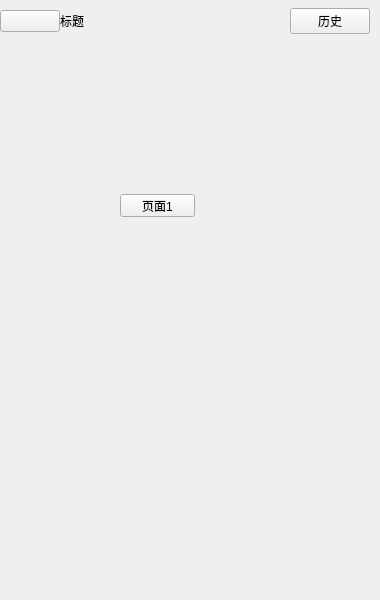
The window that src/MainWin.ui (yxingqin/CulcaMaid) describes before a commit, drawn with Qt 5.
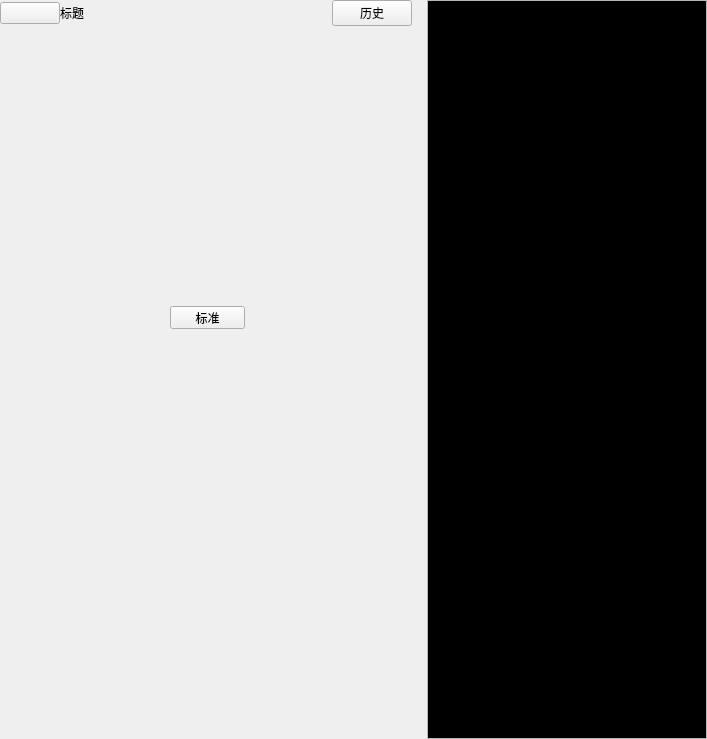
The same window after the commit. The open tabs and pages were chosen to show the change. Icons and pictures are not drawn.

Commit message: 简答完成 子窗口

Patch:
```diff
--- a/src/MainWin.ui
+++ b/src/MainWin.ui
@@ -6,10 +6,16 @@
    <rect>
     <x>0</x>
     <y>0</y>
-    <width>380</width>
-    <height>600</height>
+    <width>707</width>
+    <height>739</height>
    </rect>
   </property>
+  <property name="sizePolicy">
+   <sizepolicy hsizetype="Preferred" vsizetype="Preferred">
+    <horstretch>0</horstretch>
+    <verstretch>0</verstretch>
+   </sizepolicy>
+  </property>
   <property name="minimumSize">
    <size>
     <width>320</width>
@@ -19,8 +25,14 @@
   <property name="windowTitle">
    <string>MainWin</string>
   </property>
+  <property name="styleSheet">
+   <string notr="true">QFrame#frame {
+margin:0;
+padding:0;
+}</string>
+  </property>
   <widget class="QWidget" name="centralwidget">
-   <layout class="QVBoxLayout" name="verticalLayout">
+   <layout class="QHBoxLayout" name="horizontalLayout_3">
     <property name="spacing">
      <number>0</number>
     </property>
@@ -28,7 +40,7 @@
      <number>0</number>
     </property>
     <property name="topMargin">
-     <number>8</number>
+     <number>0</number>
     </property>
     <property name="rightMargin">
      <number>0</number>
@@ -37,6 +49,8 @@
      <number>0</number>
     </property>
     <item>
+     <layout class="QVBoxLayout" name="verticalLayout_2">
+      <item>
      <layout class="QHBoxLayout" name="horizontalLayout">
       <item>
        <widget class="QPushButton" name="btn_popMune">
@@ -101,7 +115,7 @@
         </property>
         <property name="sizeHint" stdset="0">
          <size>
-          <width>10</width>
+            <width>15</width>
           <height>20</height>
          </size>
         </property>
@@ -110,13 +124,16 @@
      </layout>
     </item>
     <item>
-     <widget class="QStackedWidget" name="stackedWidget">
+       <widget class="QStackedWidget" name="swdg_main">
       <property name="minimumSize">
        <size>
         <width>360</width>
         <height>450</height>
        </size>
       </property>
+        <property name="styleSheet">
+         <string notr="true"/>
+        </property>
       <property name="currentIndex">
        <number>0</number>
       </property>
@@ -124,14 +141,14 @@
        <widget class="QPushButton" name="pushButton">
         <property name="geometry">
          <rect>
-          <x>120</x>
-          <y>160</y>
+            <x>170</x>
+            <y>280</y>
           <width>75</width>
           <height>23</height>
          </rect>
         </property>
         <property name="text">
-         <string>页面1</string>
+           <string>标准</string>
         </property>
        </widget>
       </widget>
@@ -146,9 +163,90 @@
          </rect>
         </property>
         <property name="text">
-         <string>页面2</string>
-        </property>
-       </widget>
+           <string>科学</string>
+          </property>
+         </widget>
+        </widget>
+       </widget>
+      </item>
+     </layout>
+    </item>
+    <item>
+     <widget class="QStackedWidget" name="swdg_sub">
+      <property name="maximumSize">
+       <size>
+        <width>280</width>
+        <height>16777215</height>
+       </size>
+      </property>
+      <property name="styleSheet">
+       <string notr="true"/>
+      </property>
+      <property name="frameShape">
+       <enum>QFrame::StyledPanel</enum>
+      </property>
+      <property name="frameShadow">
+       <enum>QFrame::Raised</enum>
+      </property>
+      <property name="lineWidth">
+       <number>2</number>
+      </property>
+      <widget class="QWidget" name="page_sub1">
+       <property name="styleSheet">
+        <string notr="true">background-color:#000;</string>
+       </property>
+       <layout class="QVBoxLayout" name="verticalLayout">
+        <item>
+         <layout class="QHBoxLayout" name="horizontalLayout_2">
+          <item>
+           <spacer name="horizontalSpacer_4">
+            <property name="orientation">
+             <enum>Qt::Horizontal</enum>
+            </property>
+            <property name="sizeType">
+             <enum>QSizePolicy::Minimum</enum>
+            </property>
+            <property name="sizeHint" stdset="0">
+             <size>
+              <width>15</width>
+              <height>20</height>
+             </size>
+            </property>
+           </spacer>
+          </item>
+          <item>
+           <widget class="QLabel" name="label">
+            <property name="text">
+             <string>历史记录</string>
+            </property>
+           </widget>
+          </item>
+          <item>
+           <spacer name="horizontalSpacer_3">
+            <property name="orientation">
+             <enum>Qt::Horizontal</enum>
+            </property>
+            <property name="sizeHint" stdset="0">
+             <size>
+              <width>40</width>
+              <height>20</height>
+             </size>
+            </property>
+           </spacer>
+          </item>
+         </layout>
+        </item>
+        <item>
+         <widget class="QTextBrowser" name="textBrowser">
+          <property name="frameShape">
+           <enum>QFrame::NoFrame</enum>
+          </property>
+          <property name="openLinks">
+           <bool>false</bool>
+          </property>
+         </widget>
+        </item>
+       </layout>
       </widget>
      </widget>
     </item>
```
Left out of the diff: 8 changed lines with no effect on the pictures. Lines whose indentation alone changed are shown as unchanged. The commit also changes 5 other files.
